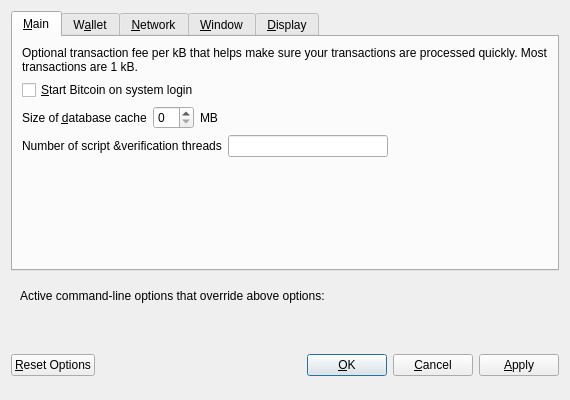
The window that src/qt/forms/optionsdialog.ui (Max-Coin/maxcoin-dev-staging) describes before a commit, drawn with Qt 5.
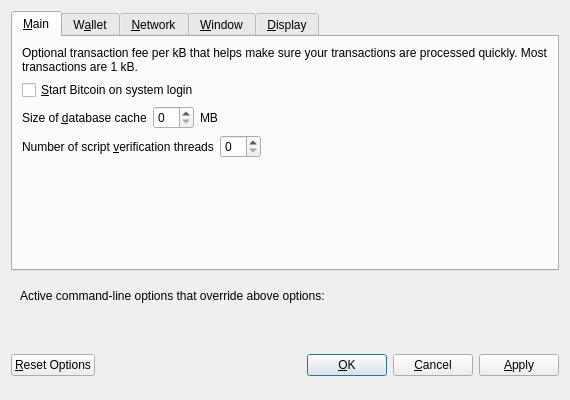
The same window after the commit. Custom widgets are drawn as their Qt base class.

What changed in the file:
```diff
--- a/src/qt/forms/optionsdialog.ui
+++ b/src/qt/forms/optionsdialog.ui
@@ -112,7 +112,11 @@
           </widget>
          </item>
          <item>
-          <widget class="BitcoinAmountField" name="transactionFee"/>
+          <widget class="QSpinBox" name="threadsScriptVerif">
+           <property name="toolTip">
+            <string>(0 = auto, &lt;0 = leave that many cores free)</string>
+           </property>
+          </widget>
          </item>
          <item>
           <spacer name="horizontalSpacer_3_Main">
```
